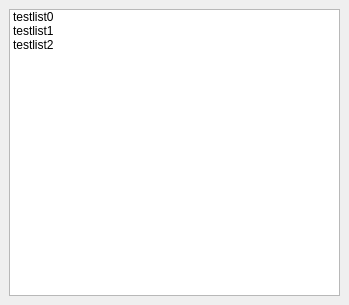
This is playerdemo/playlist.ui in itisyang/playerdemo as Qt 5 draws it before an edit. The edited form follows.
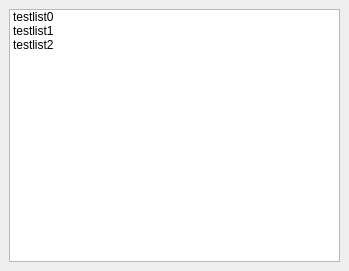
This is the edited form. Custom widgets are drawn as their Qt base class.

Commit message: [mod]计划将playlist设计为可变大小的窗口

Diff of the .ui file:
```diff
--- a/playerdemo/playlist.ui
+++ b/playerdemo/playlist.ui
@@ -7,7 +7,7 @@
     <x>0</x>
     <y>0</y>
     <width>349</width>
-    <height>305</height>
+    <height>271</height>
    </rect>
   </property>
   <property name="windowTitle">
```
The commit also changes 4 other files.
